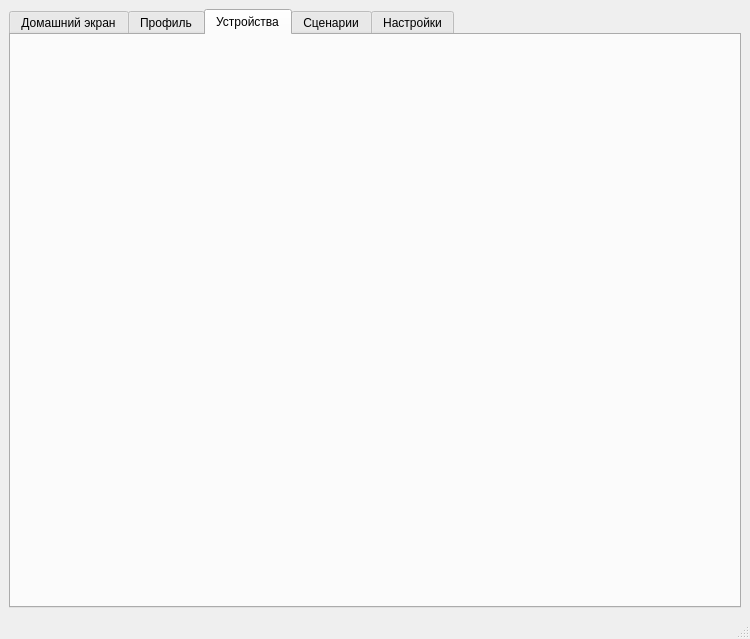
MrFireDeN/SmartHome, file mainwindow.ui: the form before one commit.
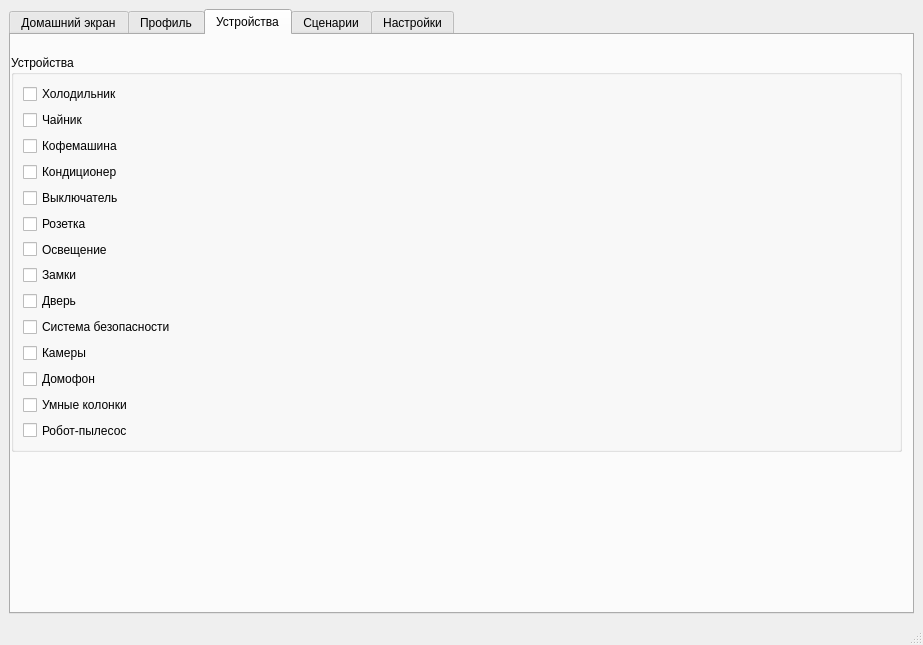
The form after the commit. The open tabs and pages were chosen to show the change.

Commit message: feat: добавил метод setupThings() и сделал коннекты к кнопкам во вкладке "устройства"

Diff of the .ui file:
```diff
--- a/mainwindow.ui
+++ b/mainwindow.ui
@@ -6,8 +6,8 @@
    <rect>
     <x>0</x>
     <y>0</y>
-    <width>750</width>
-    <height>639</height>
+    <width>923</width>
+    <height>645</height>
    </rect>
   </property>
   <property name="windowTitle">
@@ -234,6 +234,123 @@
        <attribute name="title">
         <string>Устройства</string>
        </attribute>
+       <widget class="QGroupBox" name="things_2">
+        <property name="geometry">
+         <rect>
+          <x>0</x>
+          <y>20</y>
+          <width>891</width>
+          <height>397</height>
+         </rect>
+        </property>
+        <property name="title">
+         <string>Устройства</string>
+        </property>
+        <layout class="QHBoxLayout" name="horizontalLayout_3">
+         <item>
+          <layout class="QVBoxLayout" name="verticalLayout_4">
+           <item>
+            <widget class="QCheckBox" name="frige">
+             <property name="text">
+              <string>Холодильник</string>
+             </property>
+            </widget>
+           </item>
+           <item>
+            <widget class="QCheckBox" name="kettle">
+             <property name="text">
+              <string>Чайник</string>
+             </property>
+            </widget>
+           </item>
+           <item>
+            <widget class="QCheckBox" name="coffeMachine">
+             <property name="text">
+              <string>Кофемашина</string>
+             </property>
+            </widget>
+           </item>
+           <item>
+            <widget class="QCheckBox" name="airConditioner">
+             <property name="text">
+              <string>Кондиционер</string>
+             </property>
+            </widget>
+           </item>
+           <item>
+            <widget class="QCheckBox" name="lightSwitch">
+             <property name="text">
+              <string>Выключатель</string>
+             </property>
+            </widget>
+           </item>
+           <item>
+            <widget class="QCheckBox" name="socket">
+             <property name="text">
+              <string>Розетка</string>
+             </property>
+            </widget>
+           </item>
+           <item>
+            <widget class="QCheckBox" name="light">
+             <property name="text">
+              <string>Освещение</string>
+             </property>
+            </widget>
+           </item>
+           <item>
+            <widget class="QCheckBox" name="locks">
+             <property name="text">
+              <string>Замки</string>
+             </property>
+            </widget>
+           </item>
+           <item>
+            <widget class="QCheckBox" name="door">
+             <property name="text">
+              <string>Дверь</string>
+             </property>
+            </widget>
+           </item>
+           <item>
+            <widget class="QCheckBox" name="securitySystem">
+             <property name="text">
+              <string>Система безопасности</string>
+             </property>
+            </widget>
+           </item>
+           <item>
+            <widget class="QCheckBox" name="cameras">
+             <property name="text">
+              <string>Камеры</string>
+             </property>
+            </widget>
+           </item>
+           <item>
+            <widget class="QCheckBox" name="intercom">
+             <property name="text">
+              <string>Домофон</string>
+             </property>
+            </widget>
+           </item>
+           <item>
+            <widget class="QCheckBox" name="smartSpeaker">
+             <property name="text">
+              <string>Умные колонки</string>
+             </property>
+            </widget>
+           </item>
+           <item>
+            <widget class="QCheckBox" name="robotCleaner">
+             <property name="text">
+              <string>Робот-пылесос</string>
+             </property>
+            </widget>
+           </item>
+          </layout>
+         </item>
+        </layout>
+       </widget>
       </widget>
       <widget class="QWidget" name="scripts">
        <attribute name="title">
```
Left out of the diff: 99 changed lines with no effect on the pictures. The commit also changes 4 other files.
